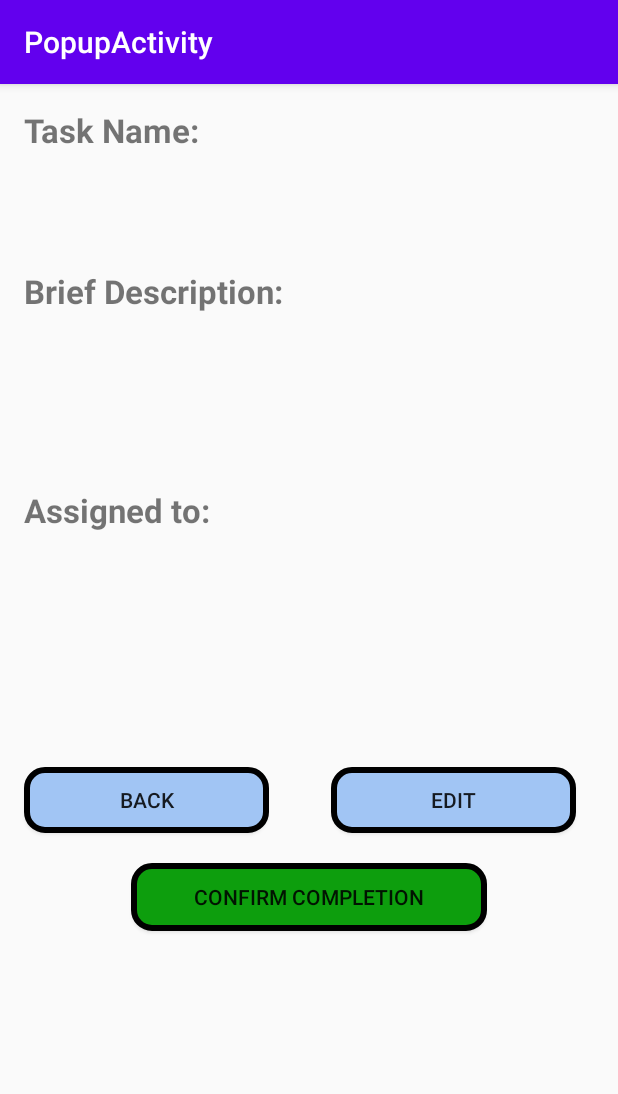
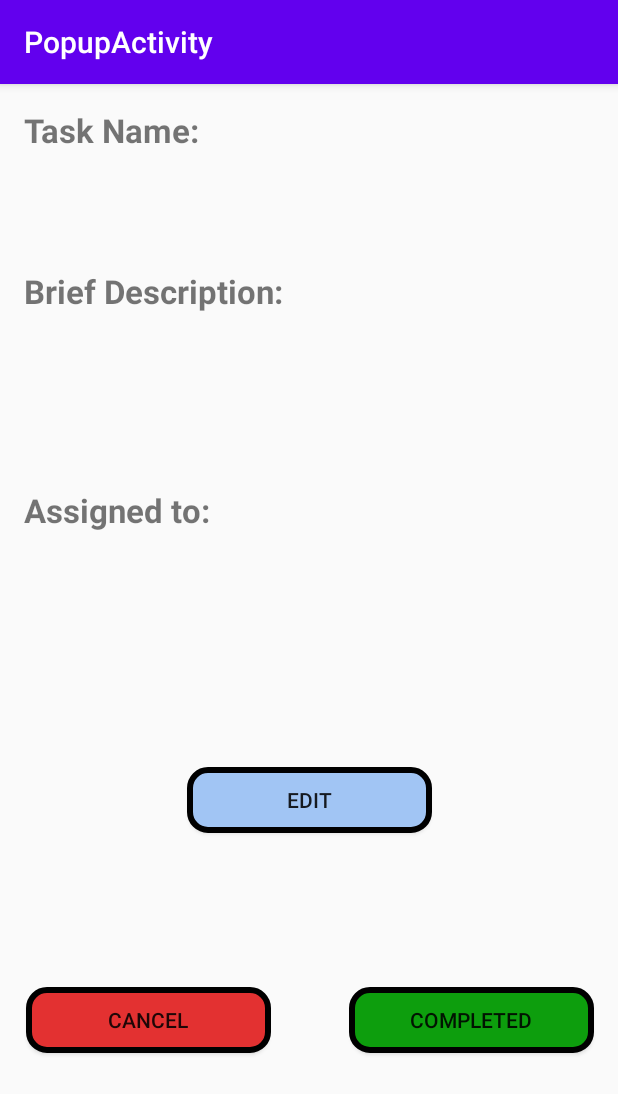
Before and after one commit to Haibhailie/ChildManager, an Android app: the PopupActivity screen opened directly, with no data from a screen before it, on a phone screen of 412 x 824 dp. Shown: the top 1094 px of the screen. Run offline under Robolectric (Android 15) with nearby library versions, the phone set to English and light mode, and no system bars; 6 statements that could not run were skipped.

Commit message:
Fixed Configure child breaking and added cancel button to task

```diff
--- a/app/src/main/java/com/example/project/ChildActivities/EditChildActivity.java
+++ b/app/src/main/java/com/example/project/ChildActivities/EditChildActivity.java
@@ -1,5 +1,5 @@
 /*
-    * This activity allow a user to edit a child.
+ * This activity allow a user to edit a child.
  */
 
 package com.example.project.ChildActivities;
@@ -55,6 +55,9 @@
         super.onCreate(savedInstanceState);
         setContentView(R.layout.activity_edit_child);
         childManager = ChildManager.getInstance();
+        nameText = (EditText) findViewById(R.id.et_child_name);
+        ageText = (EditText) findViewById(R.id.et_child_age);
+        avatarId = -1;
 
 
         // These two arrays would be used to set click event on imageView (avatar)
@@ -62,7 +65,7 @@
                 R.id.iv_girl1,R.id.iv_girl2,R.id.iv_girl3,R.id.iv_girl4,R.id.iv_girl5);
 
         avatarResIDArray = Arrays.asList(R.drawable.b_avatar1, R.drawable.b_avatar2,R.drawable.b_avatar3,R.drawable.b_avatar4
-        ,R.drawable.b_avatar5,R.drawable.g_avatar1, R.drawable.g_avatar2, R.drawable.g_avatar3, R.drawable.g_avatar4,R.drawable.g_avatar5);
+                ,R.drawable.b_avatar5,R.drawable.g_avatar1, R.drawable.g_avatar2, R.drawable.g_avatar3, R.drawable.g_avatar4,R.drawable.g_avatar5);
 
         Toolbar toolbar = findViewById(R.id.edit_toolbar);
         setSupportActionBar(toolbar);
@@ -240,8 +243,8 @@
 
     private void setImageViewBackground(ImageView targetImg) {
         for (int i = 0; i < avatarImageViewArray.size(); i++) {
-             ImageView imageView = (ImageView) findViewById(avatarImageViewArray.get(i));
-             imageView.setBackgroundResource(android.R.color.transparent);
+            ImageView imageView = (ImageView) findViewById(avatarImageViewArray.get(i));
+            imageView.setBackgroundResource(android.R.color.transparent);
         }
         targetImg.setBackgroundResource(android.R.color.holo_blue_bright);
         targetImg.setPadding(1,1,1,1);
--- a/app/src/main/java/com/example/project/TaskActivities/PopupActivity.java
+++ b/app/src/main/java/com/example/project/TaskActivities/PopupActivity.java
@@ -77,7 +77,7 @@
             public void onClick(View v) {
                 Intent intent = ViewTaskActivity.makeLaunchIntent(PopupActivity.this);
                 startActivity(intent);
-                //taskManager.removeTask(taskClickedPosition);
+                taskManager.removeTask(position);
                 finish();
             }
         });
--- a/app/src/main/java/com/example/project/TaskModel/RecyclerViewAdapter.java
+++ b/app/src/main/java/com/example/project/TaskModel/RecyclerViewAdapter.java
@@ -11,11 +11,9 @@
 import android.widget.TextView;
 import androidx.annotation.NonNull;
 import androidx.recyclerview.widget.RecyclerView;
-
-
 import com.example.project.ChildModel.ChildManager;
 import com.example.project.R;
-import com.example.project.TaskActivities.EditTaskActivity;
+
 import com.example.project.TaskActivities.PopupActivity;
 import com.example.project.TaskActivities.ViewTaskActivity;
 
--- /dev/null
+++ b/app/src/main/res/drawable/cancel_button.xml
@@ -0,0 +1,7 @@
+<?xml version="1.0" encoding="utf-8"?>
+<selector xmlns:android="http://schemas.android.com/apk/res/android">
+    <item android:state_pressed="true" android:drawable="@drawable/main_button_clicked" />
+    <item android:state_focused="true" android:drawable="@drawable/main_button_focused" />
+    <item android:drawable="@drawable/cancel_button_bg" />
+
+</selector>
--- /dev/null
+++ b/app/src/main/res/drawable/cancel_button_bg.xml
@@ -0,0 +1,17 @@
+<?xml version="1.0" encoding="utf-8"?>
+
+<shape xmlns:android="http://schemas.android.com/apk/res/android"
+    android:shape="rectangle">
+    <stroke
+        android:width="4dp"
+        android:color="#000000" />
+
+    <solid
+        android:color="#E33131" />
+
+    <corners
+        android:bottomLeftRadius="12dp"
+        android:bottomRightRadius="12dp"
+        android:topLeftRadius="12dp"
+        android:topRightRadius="12dp" />
+</shape>
--- a/app/src/main/res/layout/content_popup.xml
+++ b/app/src/main/res/layout/content_popup.xml
@@ -78,43 +78,43 @@
 
     <Button
         android:id="@+id/confirmTask"
-        android:layout_width="237dp"
-        android:layout_height="45dp"
-        android:layout_marginStart="87dp"
-        android:layout_marginTop="88dp"
-        android:layout_marginEnd="87dp"
-        android:layout_marginBottom="41dp"
+        android:layout_width="163dp"
+        android:layout_height="44dp"
+        android:layout_marginTop="20dp"
+        android:layout_marginEnd="16dp"
+        android:layout_marginBottom="40dp"
         android:background="@drawable/confirm_button"
-        android:text="Confirm Completion"
+        android:text="Completed"
         app:layout_constraintBottom_toBottomOf="parent"
         app:layout_constraintEnd_toEndOf="parent"
-        app:layout_constraintHorizontal_bias="0.0"
-        app:layout_constraintStart_toStartOf="parent"
-        app:layout_constraintTop_toBottomOf="@+id/popupChild"
-        app:layout_constraintVertical_bias="0.0" />
+        app:layout_constraintTop_toBottomOf="@+id/editTask" />
 
     <Button
         android:id="@+id/finishTask"
         android:layout_width="163dp"
         android:layout_height="44dp"
-        android:layout_marginStart="16dp"
-        android:layout_marginTop="24dp"
-        android:background="@drawable/main_button"
-        android:text="Back"
-        app:layout_constraintEnd_toStartOf="@+id/editTask"
-        app:layout_constraintHorizontal_bias="0.0"
+        android:layout_marginTop="20dp"
+        android:layout_marginEnd="52dp"
+        android:layout_marginBottom="40dp"
+        android:background="@drawable/cancel_button"
+        android:text="Cancel"
+        app:layout_constraintBottom_toBottomOf="parent"
+        app:layout_constraintEnd_toStartOf="@+id/confirmTask"
+        app:layout_constraintHorizontal_bias="1.0"
         app:layout_constraintStart_toStartOf="parent"
-        app:layout_constraintTop_toBottomOf="@+id/popupChild" />
+        app:layout_constraintTop_toBottomOf="@+id/editTask" />
 
     <Button
         android:id="@+id/editTask"
         android:layout_width="163dp"
         android:layout_height="44dp"
+        android:layout_marginStart="124dp"
         android:layout_marginTop="24dp"
-        android:layout_marginEnd="28dp"
+        android:layout_marginEnd="124dp"
         android:background="@drawable/main_button"
         android:text="Edit"
         app:layout_constraintEnd_toEndOf="parent"
+        app:layout_constraintStart_toStartOf="parent"
         app:layout_constraintTop_toBottomOf="@+id/popupChild" />
 
     <ImageView
```
